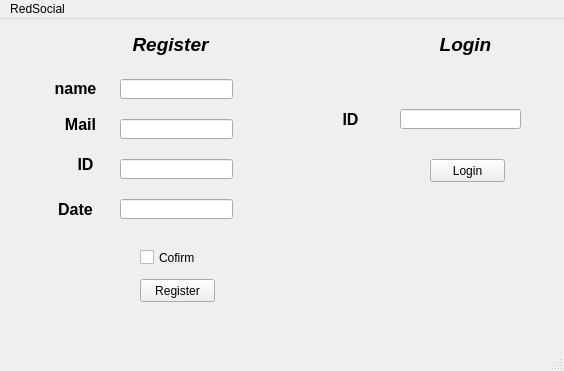
Above: TF/Red_Social/redsocial.ui from PrenxLibert/Trabajo-Parcial-red-social-3-ciclo before the change. Below: the same form after it.
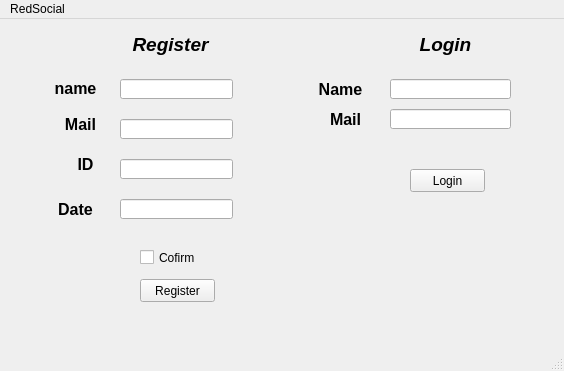
That is the form after the change.

Patch:
```diff
--- a/TF/Red_Social/redsocial.ui
+++ b/TF/Red_Social/redsocial.ui
@@ -148,7 +148,7 @@
    <widget class="QLabel" name="label_8">
     <property name="geometry">
      <rect>
-      <x>430</x>
+      <x>410</x>
       <y>10</y>
       <width>71</width>
       <height>31</height>
@@ -161,21 +161,21 @@
    <widget class="QLabel" name="label_10">
     <property name="geometry">
      <rect>
-      <x>310</x>
-      <y>90</y>
+      <x>300</x>
+      <y>60</y>
       <width>81</width>
       <height>21</height>
      </rect>
     </property>
     <property name="text">
-     <string>&lt;html&gt;&lt;head/&gt;&lt;body&gt;&lt;p align=&quot;center&quot;&gt;&lt;span style=&quot; font-size:12pt; font-weight:600;&quot;&gt;ID&lt;/span&gt;&lt;/p&gt;&lt;/body&gt;&lt;/html&gt;</string>
+     <string>&lt;html&gt;&lt;head/&gt;&lt;body&gt;&lt;p align=&quot;center&quot;&gt;&lt;span style=&quot; font-size:12pt; font-weight:600;&quot;&gt;Name&lt;/span&gt;&lt;/p&gt;&lt;/body&gt;&lt;/html&gt;</string>
     </property>
    </widget>
    <widget class="QLineEdit" name="tbxCID">
     <property name="geometry">
      <rect>
-      <x>400</x>
-      <y>90</y>
+      <x>390</x>
+      <y>60</y>
       <width>121</width>
       <height>20</height>
      </rect>
@@ -184,8 +184,8 @@
    <widget class="QPushButton" name="btnLog">
     <property name="geometry">
      <rect>
-      <x>430</x>
-      <y>140</y>
+      <x>410</x>
+      <y>150</y>
       <width>75</width>
       <height>23</height>
      </rect>
@@ -194,6 +194,29 @@
      <string>Login</string>
     </property>
    </widget>
+   <widget class="QLabel" name="label_3">
+    <property name="geometry">
+     <rect>
+      <x>330</x>
+      <y>90</y>
+      <width>41</width>
+      <height>21</height>
+     </rect>
+    </property>
+    <property name="text">
+     <string>&lt;html&gt;&lt;head/&gt;&lt;body&gt;&lt;p&gt;&lt;span style=&quot; font-size:12pt; font-weight:600;&quot;&gt;Mail&lt;/span&gt;&lt;/p&gt;&lt;/body&gt;&lt;/html&gt;</string>
+    </property>
+   </widget>
+   <widget class="QLineEdit" name="tbxCMail">
+    <property name="geometry">
+     <rect>
+      <x>390</x>
+      <y>90</y>
+      <width>121</width>
+      <height>20</height>
+     </rect>
+    </property>
+   </widget>
   </widget>
   <widget class="QMenuBar" name="menubar">
    <property name="geometry">
```
Left out of the diff: 2 changed lines with no effect on the pictures.
